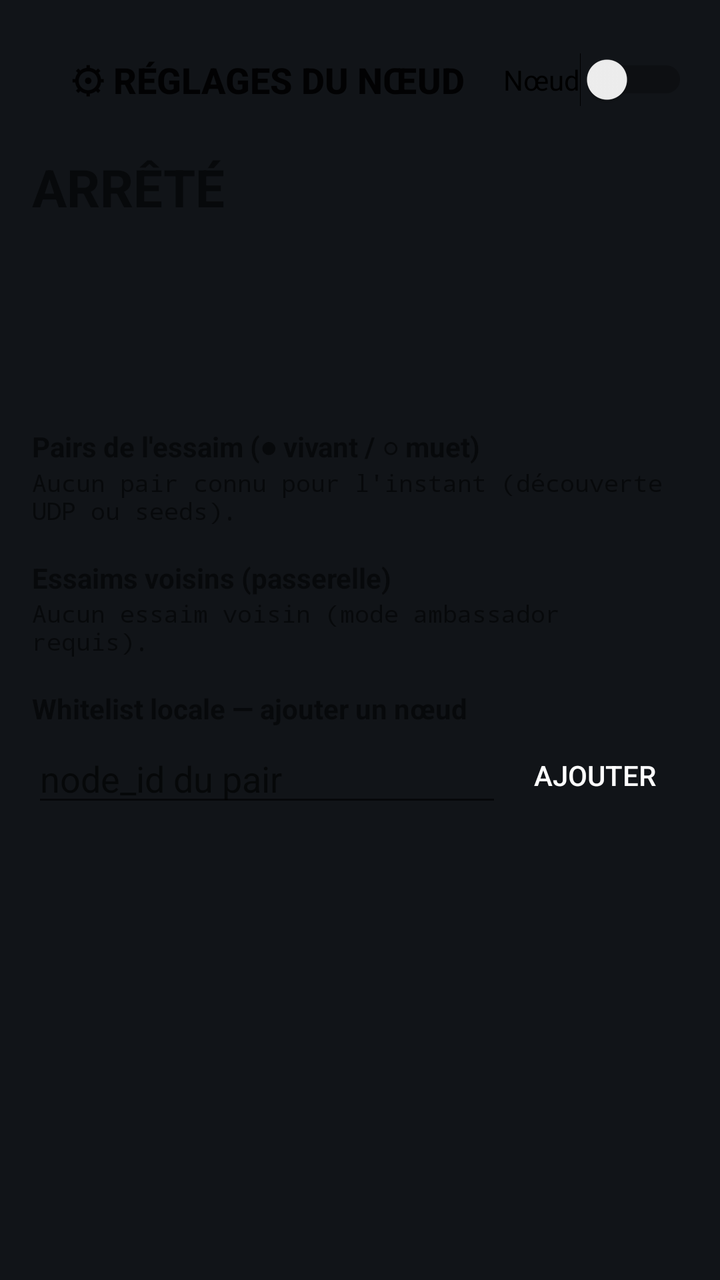
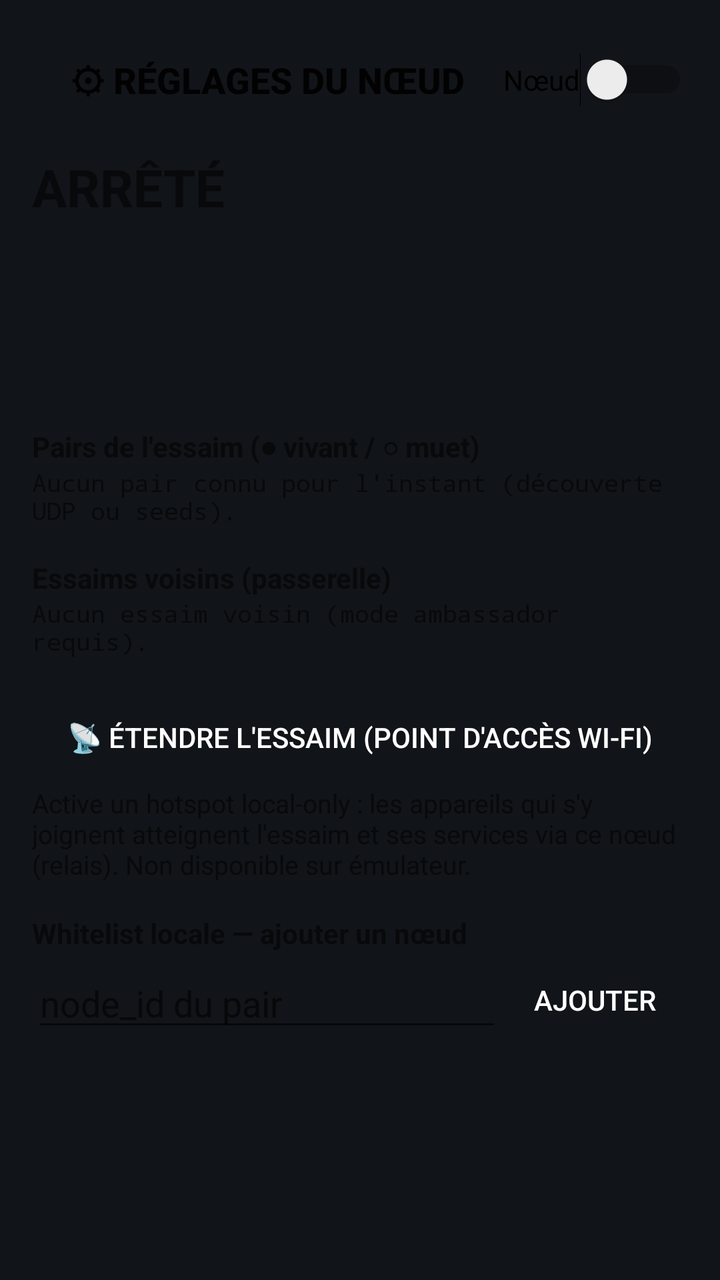

Before-and-after screenshots of an Android layout around one commit, followed by the original layout XML and the change that was made.
<!-- AndroidManifest.xml: application theme Theme.SwarmGlu -->
<!-- res/layout/fragment_dashboard.xml -->
<?xml version="1.0" encoding="utf-8"?>
<ScrollView xmlns:android="http://schemas.android.com/apk/res/android"
    android:layout_width="match_parent"
    android:fitsSystemWindows="true"
    android:layout_height="match_parent">

    <LinearLayout
        android:layout_width="match_parent"
        android:layout_height="wrap_content"
        android:orientation="vertical"
        android:padding="16dp">

        
        <LinearLayout
            android:layout_width="match_parent"
            android:layout_height="wrap_content"
            android:orientation="horizontal"
            android:gravity="center_vertical">

            <TextView
                android:id="@+id/btn_settings"
                style="?android:attr/borderlessButtonStyle"
                android:layout_width="0dp"
                android:layout_height="wrap_content"
                android:layout_weight="1"
                android:text="@string/settings_title"
                android:textSize="18sp"
                android:textStyle="bold" />

            <Switch
                android:id="@+id/switch_node"
                android:layout_width="wrap_content"
                android:layout_height="wrap_content"
                android:text="@string/switch_node_label" />
        </LinearLayout>

        <TextView
            android:id="@+id/tv_role"
            android:layout_width="match_parent"
            android:layout_height="wrap_content"
            android:layout_marginTop="12dp"
            android:textSize="26sp"
            android:textStyle="bold"
            android:text="@string/state_stopped" />

        <TextView
            android:id="@+id/tv_identity"
            android:layout_width="match_parent"
            android:layout_height="wrap_content"
            android:layout_marginTop="4dp"
            android:textSize="13sp" />

        <TextView
            android:id="@+id/tv_consensus"
            android:layout_width="match_parent"
            android:layout_height="wrap_content"
            android:layout_marginTop="4dp"
            android:textSize="13sp" />

        <TextView
            android:id="@+id/tv_state"
            android:layout_width="match_parent"
            android:layout_height="wrap_content"
            android:layout_marginTop="4dp"
            android:textSize="13sp" />

        <TextView
            android:id="@+id/tv_audit"
            android:layout_width="match_parent"
            android:layout_height="wrap_content"
            android:layout_marginTop="4dp"
            android:textSize="13sp" />

        <TextView
            android:layout_width="match_parent"
            android:layout_height="wrap_content"
            android:layout_marginTop="16dp"
            android:text="@string/lbl_peers"
            android:textStyle="bold" />

        <TextView
            android:id="@+id/tv_peers"
            android:layout_width="match_parent"
            android:layout_height="wrap_content"
            android:fontFamily="monospace"
            android:textSize="12sp"
            android:text="@string/no_peers" />

        <TextView
            android:layout_width="match_parent"
            android:layout_height="wrap_content"
            android:layout_marginTop="16dp"
            android:text="@string/lbl_gateway"
            android:textStyle="bold" />

        <TextView
            android:id="@+id/tv_gateway"
            android:layout_width="match_parent"
            android:layout_height="wrap_content"
            android:fontFamily="monospace"
            android:textSize="12sp"
            android:text="@string/no_neighbors" />

        <TextView
            android:layout_width="match_parent"
            android:layout_height="wrap_content"
            android:layout_marginTop="16dp"
            android:text="@string/lbl_whitelist"
            android:textStyle="bold" />

        <LinearLayout
            android:layout_width="match_parent"
            android:layout_height="wrap_content"
            android:orientation="horizontal"
            android:gravity="center_vertical">

            <EditText
                android:id="@+id/input_wl_node"
                android:layout_width="0dp"
                android:layout_height="wrap_content"
                android:layout_weight="1"
                android:hint="@string/wl_hint"
                android:inputType="text"
                android:imeOptions="actionDone" />

            <Button
                android:id="@+id/btn_wl_add"
                style="?android:attr/borderlessButtonStyle"
                android:layout_width="wrap_content"
                android:layout_height="wrap_content"
                android:text="@string/wl_add" />
        </LinearLayout>
    </LinearLayout>
</ScrollView>
<!-- resources referenced by this layout -->
<resources>
  <string name="lbl_gateway">Essaims voisins (passerelle)</string>
  <string name="lbl_peers">Pairs de l\'essaim (● vivant / ○ muet)</string>
  <string name="lbl_whitelist">Whitelist locale — ajouter un nœud</string>
  <string name="no_neighbors">Aucun essaim voisin (mode ambassador requis).</string>
  <string name="no_peers">Aucun pair connu pour l\'instant (découverte UDP ou seeds).</string>
  <string name="settings_title">⚙ Réglages du nœud</string>
  <string name="state_stopped">ARRÊTÉ</string>
  <string name="switch_node_label">Nœud</string>
  <string name="wl_add">Ajouter</string>
  <string name="wl_hint">node_id du pair</string>
  <style name="Theme.SwarmGlu" parent="Theme.MaterialComponents.DayNight.NoActionBar">
          <item name="colorPrimary">@color/swarm_primary</item>
          <item name="colorPrimaryDark">@color/swarm_primary_dark</item>
          <item name="colorAccent">@color/swarm_accent</item>
          <item name="android:windowBackground">#111418</item>
      </style>
  <color name="swarm_primary">#1565C0</color>
  <color name="swarm_primary_dark">#0D47A1</color>
  <color name="swarm_accent">#FF6F00</color>
</resources>

<!-- the commit's change to res/layout/fragment_dashboard.xml (unified diff, before → after) -->
@@ -101,6 +101,21 @@
             android:textSize="12sp"
             android:text="@string/no_neighbors" />
 
+        <Button
+            android:id="@+id/btn_hotspot"
+            style="?android:attr/borderlessButtonStyle"
+            android:layout_width="match_parent"
+            android:layout_height="wrap_content"
+            android:layout_marginTop="16dp"
+            android:text="@string/hotspot_bouton" />
+
+        <TextView
+            android:id="@+id/tv_hotspot"
+            android:layout_width="match_parent"
+            android:layout_height="wrap_content"
+            android:textSize="13sp"
+            android:text="@string/hotspot_aide" />
+
         <TextView
             android:layout_width="match_parent"
             android:layout_height="wrap_content"
<!-- resource entries referenced after the edit -->
@@ -1,5 +1,7 @@
 <!-- resources referenced by this layout -->
 <resources>
+  <string name="hotspot_aide">Active un hotspot local-only : les appareils qui s\'y joignent atteignent l\'essaim et ses services via ce nœud (relais). Non disponible sur émulateur.</string>
+  <string name="hotspot_bouton">📡 Étendre l\'essaim (point d\'accès Wi-Fi)</string>
   <string name="lbl_gateway">Essaims voisins (passerelle)</string>
   <string name="lbl_peers">Pairs de l\'essaim (● vivant / ○ muet)</string>
   <string name="lbl_whitelist">Whitelist locale — ajouter un nœud</string>
